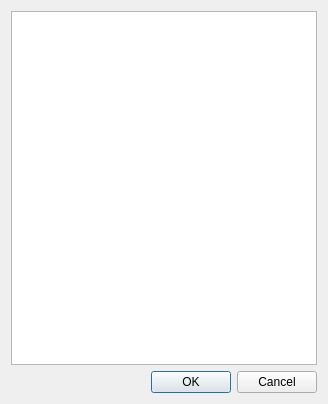
wasedaigo/star-rpg-editor, file src/StarRPGEditor/StarRPGEditor/material_dialog.ui: the form before one commit.
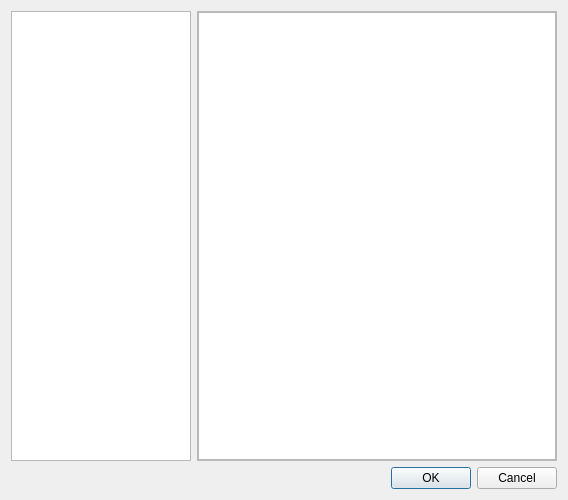
The form after the commit.

```diff
--- a/src/StarRPGEditor/StarRPGEditor/material_dialog.ui
+++ b/src/StarRPGEditor/StarRPGEditor/material_dialog.ui
@@ -6,8 +6,8 @@
    <rect>
     <x>0</x>
     <y>0</y>
-    <width>328</width>
-    <height>404</height>
+    <width>568</width>
+    <height>500</height>
    </rect>
   </property>
   <property name="windowTitle">
@@ -21,7 +21,64 @@
   </property>
   <layout class="QVBoxLayout" name="verticalLayout">
    <item>
-    <widget class="QListView" name="listView"/>
+    <layout class="QHBoxLayout" name="horizontalLayout">
+     <item>
+      <widget class="QListView" name="listView">
+       <property name="maximumSize">
+        <size>
+         <width>180</width>
+         <height>16777215</height>
+        </size>
+       </property>
+       <property name="modelColumn">
+        <number>0</number>
+       </property>
+      </widget>
+     </item>
+     <item>
+      <widget class="QFrame" name="frame">
+       <property name="sizePolicy">
+        <sizepolicy hsizetype="Expanding" vsizetype="Preferred">
+         <horstretch>0</horstretch>
+         <verstretch>0</verstretch>
+        </sizepolicy>
+       </property>
+       <property name="frameShape">
+        <enum>QFrame::StyledPanel</enum>
+       </property>
+       <property name="frameShadow">
+        <enum>QFrame::Raised</enum>
+       </property>
+       <layout class="QGridLayout" name="gridLayout">
+        <property name="leftMargin">
+         <number>0</number>
+        </property>
+        <property name="topMargin">
+         <number>0</number>
+        </property>
+        <property name="rightMargin">
+         <number>0</number>
+        </property>
+        <property name="bottomMargin">
+         <number>0</number>
+        </property>
+        <item row="0" column="0">
+         <widget class="QGraphicsView" name="graphicsView">
+          <property name="backgroundBrush">
+           <brush brushstyle="DiagCrossPattern">
+            <color alpha="255">
+             <red>223</red>
+             <green>223</green>
+             <blue>223</blue>
+            </color>
+           </brush>
+          </property>
+         </widget>
+        </item>
+       </layout>
+      </widget>
+     </item>
+    </layout>
    </item>
    <item>
     <widget class="QDialogButtonBox" name="buttonBox">
```
Left out of the diff: 3 changed lines with no effect on the pictures.
